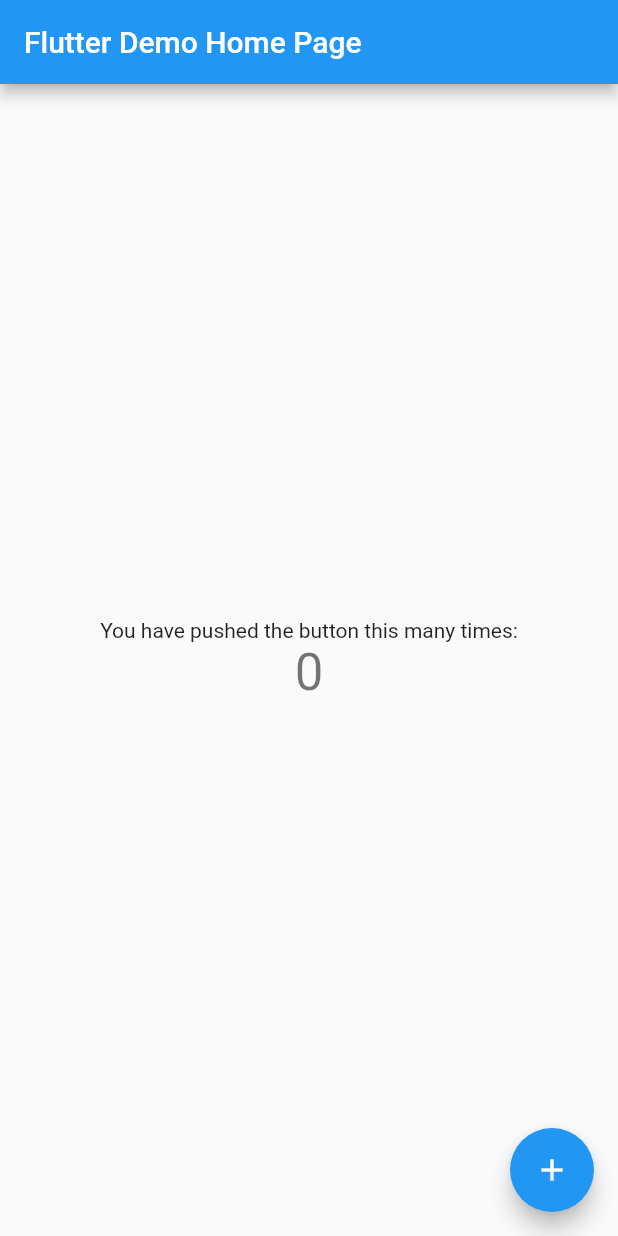
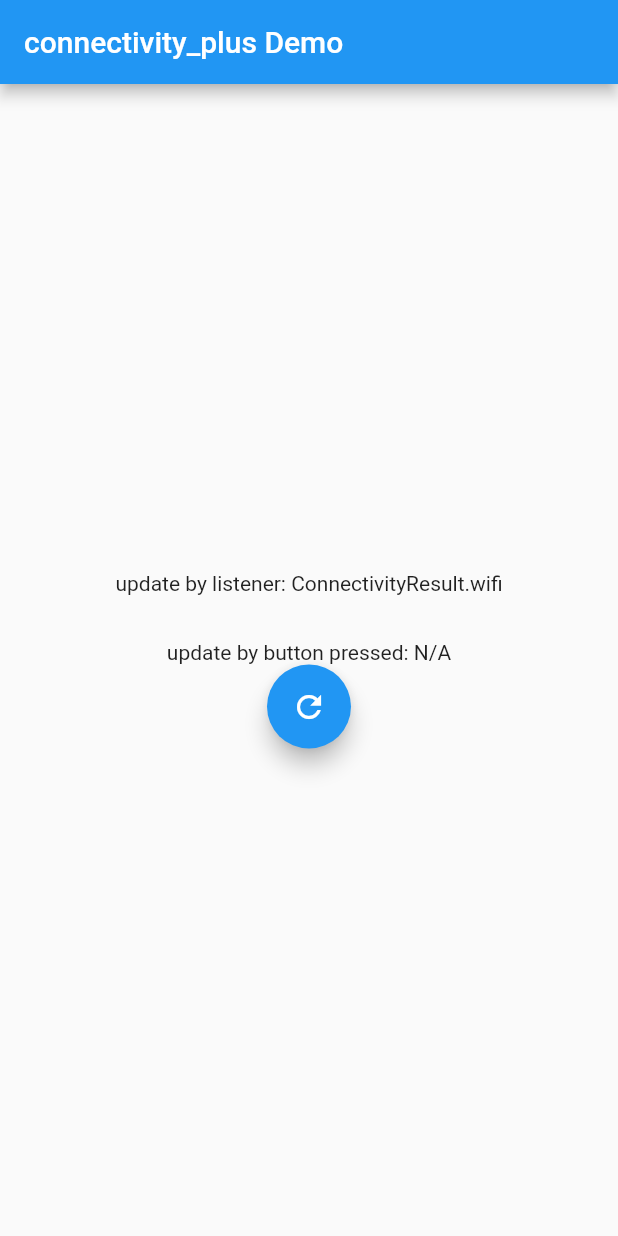
Before and after one commit to kaminami/flutter_by_example, a Flutter app: the screen it shows after launch, on a phone screen of 412 x 824 dp. Run offline on Flutter 3.47's test engine with Material 2 defaults, Android fonts, the phone set to English and light mode, and no system bars; our stand-ins replace connectivity_plus.

Commit message:
ネットワーク接続状態を取得、表示するようにした。

```diff
--- a/connectivity_plus_example/lib/main.dart
+++ b/connectivity_plus_example/lib/main.dart
@@ -1,3 +1,6 @@
+import 'dart:async';
+
+import 'package:connectivity_plus/connectivity_plus.dart';
 import 'package:flutter/material.dart';
 
 void main() {
@@ -7,39 +10,20 @@ void main() {
 class MyApp extends StatelessWidget {
   const MyApp({super.key});
 
-  // This widget is the root of your application.
   @override
   Widget build(BuildContext context) {
     return MaterialApp(
-      title: 'Flutter Demo',
+      title: 'connectivity_plus Demo App',
       theme: ThemeData(
-        // This is the theme of your application.
-        //
-        // Try running your application with "flutter run". You'll see the
-        // application has a blue toolbar. Then, without quitting the app, try
-        // changing the primarySwatch below to Colors.green and then invoke
-        // "hot reload" (press "r" in the console where you ran "flutter run",
-        // or simply save your changes to "hot reload" in a Flutter IDE).
-        // Notice that the counter didn't reset back to zero; the application
-        // is not restarted.
         primarySwatch: Colors.blue,
       ),
-      home: const MyHomePage(title: 'Flutter Demo Home Page'),
+      home: MyHomePage(title: 'connectivity_plus Demo'),
     );
   }
 }
 
 class MyHomePage extends StatefulWidget {
   const MyHomePage({super.key, required this.title});
-
-  // This widget is the home page of your application. It is stateful, meaning
-  // that it has a State object (defined below) that contains fields that affect
-  // how it looks.
-
-  // This class is the configuration for the state. It holds the values (in this
-  // case the title) provided by the parent (in this case the App widget) and
-  // used by the build method of the State. Fields in a Widget subclass are
-  // always marked "final".
 
   final String title;
 
@@ -48,68 +32,61 @@ class MyHomePage extends StatefulWidget {
 }
 
 class _MyHomePageState extends State<MyHomePage> {
-  int _counter = 0;
+  ConnectivityResult? resultByButton;
 
-  void _incrementCounter() {
-    setState(() {
-      // This call to setState tells the Flutter framework that something has
-      // changed in this State, which causes it to rerun the build method below
-      // so that the display can reflect the updated values. If we changed
-      // _counter without calling setState(), then the build method would not be
-      // called again, and so nothing would appear to happen.
-      _counter++;
+  StreamSubscription<ConnectivityResult>? subscription;
+  ConnectivityResult? resultByListener;
+
+  @override
+  void initState() {
+    super.initState();
+
+    subscription = Connectivity().onConnectivityChanged.listen((ConnectivityResult result) {
+      print('onConnectivityChanged');
+
+      setState(() {
+        resultByListener = result;
+      });
     });
   }
 
   @override
+  void dispose() {
+    subscription?.cancel();
+
+    super.dispose();
+  }
+
+  @override
   Widget build(BuildContext context) {
-    // This method is rerun every time setState is called, for instance as done
-    // by the _incrementCounter method above.
-    //
-    // The Flutter framework has been optimized to make rerunning build methods
-    // fast, so that you can just rebuild anything that needs updating rather
-    // than having to individually change instances of widgets.
     return Scaffold(
       appBar: AppBar(
-        // Here we take the value from the MyHomePage object that was created by
-        // the App.build method, and use it to set our appbar title.
         title: Text(widget.title),
       ),
       body: Center(
-        // Center is a layout widget. It takes a single child and positions it
-        // in the middle of the parent.
         child: Column(
-          // Column is also a layout widget. It takes a list of children and
-          // arranges them vertically. By default, it sizes itself to fit its
-          // children horizontally, and tries to be as tall as its parent.
-          //
-          // Invoke "debug painting" (press "p" in the console, choose the
-          // "Toggle Debug Paint" action from the Flutter Inspector in Android
-          // Studio, or the "Toggle Debug Paint" command in Visual Studio Code)
-          // to see the wireframe for each widget.
-          //
-          // Column has various properties to control how it sizes itself and
-          // how it positions its children. Here we use mainAxisAlignment to
-          // center the children vertically; the main axis here is the vertical
-          // axis because Columns are vertical (the cross axis would be
-          // horizontal).
           mainAxisAlignment: MainAxisAlignment.center,
           children: <Widget>[
-            const Text(
-              'You have pushed the button this many times:',
+            Text(
+              "update by listener: $resultByListener"
             ),
+            const SizedBox(height: 30),
             Text(
-              '$_counter',
-              style: Theme.of(context).textTheme.headlineMedium,
+              "update by button pressed: ${resultByButton ?? 'N/A'}"
+            ),
+            FloatingActionButton(
+              child: const Icon(Icons.refresh),
+                onPressed: () async {
+                  final res = await Connectivity().checkConnectivity();
+
+                  setState(() {
+                    resultByButton = res;
+                  });
+                }
             ),
           ],
         ),
       ),
-      floatingActionButton: FloatingActionButton(
-        onPressed: _incrementCounter,
-        tooltip: 'Increment',
-        child: const Icon(Icons.add),
-      ), // This trailing comma makes auto-formatting nicer for build methods.
     );
   }
 }
--- a/connectivity_plus_example/pubspec.yaml
+++ b/connectivity_plus_example/pubspec.yaml
@@ -35,6 +35,10 @@ dependencies:
   # The following adds the Cupertino Icons font to your application.
   # Use with the CupertinoIcons class for iOS style icons.
   cupertino_icons: ^1.0.2
+
+
+  connectivity_plus: ^3.0.3
+
 
 dev_dependencies:
   flutter_test:
```
Also changed, not shown: connectivity_plus_example/pubspec.lock, 4 other files.
